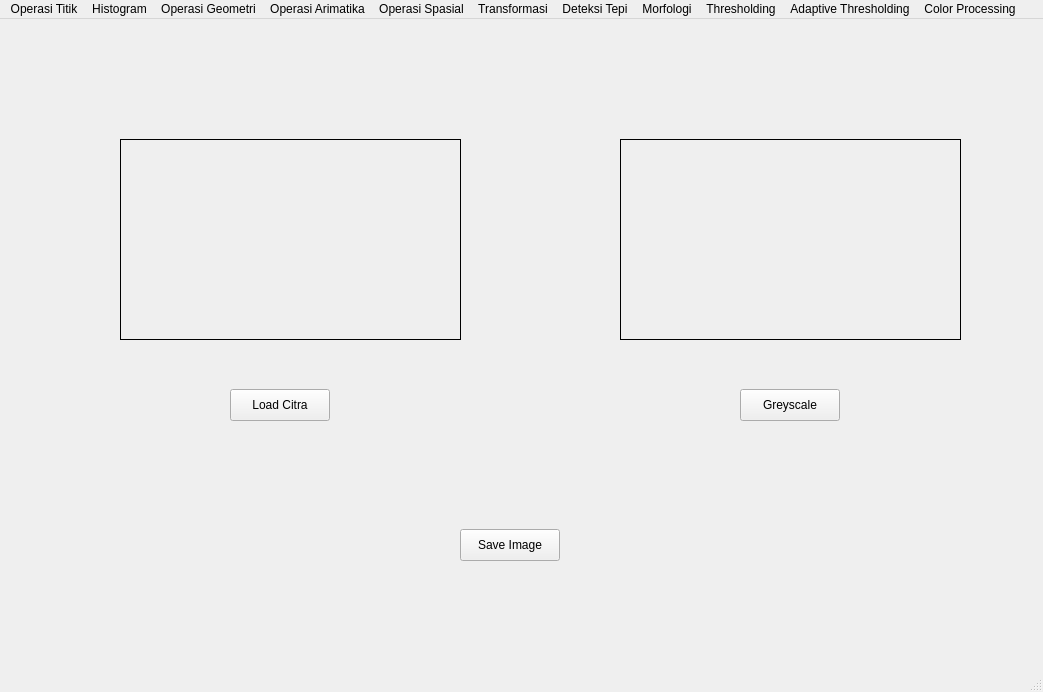
Above: test.ui from TaffanM/Praktikum-PCD before the change. Below: the same form after it.
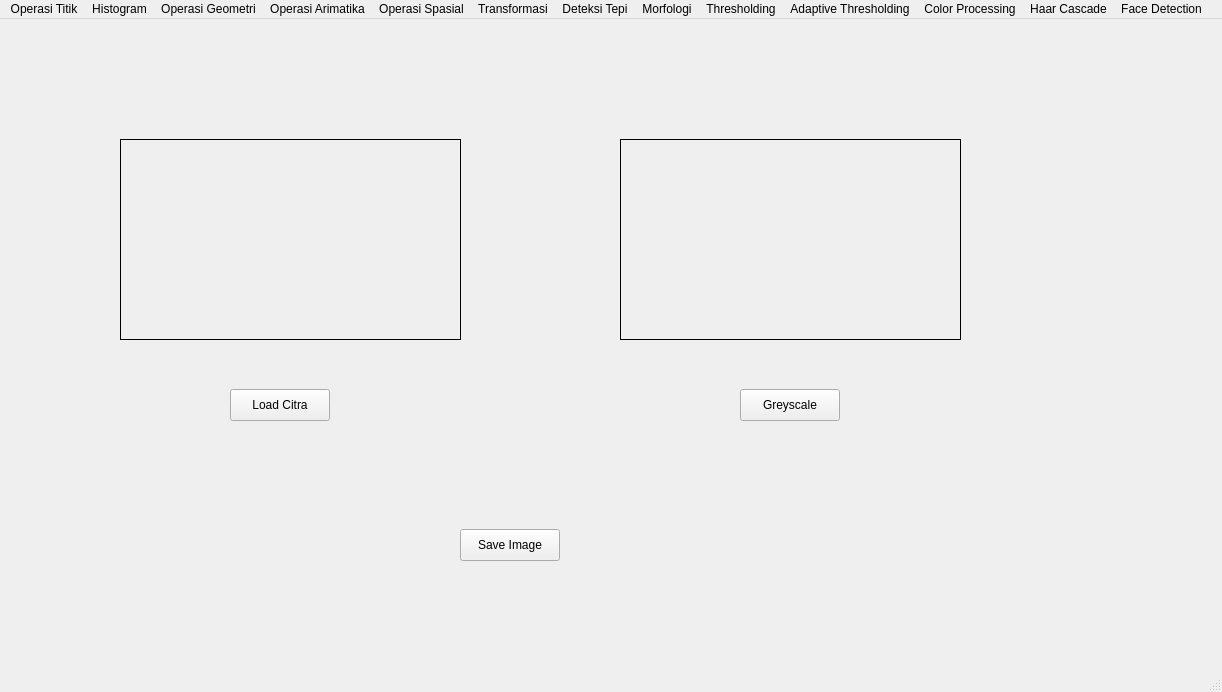
That is the form after the change.

```diff
--- a/test.ui
+++ b/test.ui
@@ -9,7 +9,7 @@
    <rect>
     <x>0</x>
     <y>0</y>
-    <width>1043</width>
+    <width>1222</width>
     <height>692</height>
    </rect>
   </property>
@@ -94,7 +94,7 @@
     <rect>
      <x>0</x>
      <y>0</y>
-     <width>1043</width>
+     <width>1222</width>
      <height>21</height>
     </rect>
    </property>
@@ -240,6 +240,26 @@
     <addaction name="actionColor_Tracking"/>
     <addaction name="actionColor_Picker"/>
    </widget>
+   <widget class="QMenu" name="menuHaar_Cascade">
+    <property name="title">
+     <string>Haar Cascade</string>
+    </property>
+    <addaction name="actionObject_Detection"/>
+    <addaction name="actionHistogram_of_Gradient"/>
+    <addaction name="actionHaar_Cascade_Face_Eye_Detection"/>
+    <addaction name="actionHaar_Cascade_Pedestrian_Detection"/>
+    <addaction name="actionCircle_Hough_Transform"/>
+    <addaction name="actionHistogram_of_Gradient_Pedestrian"/>
+   </widget>
+   <widget class="QMenu" name="menuFace_Detection">
+    <property name="title">
+     <string>Face Detection</string>
+    </property>
+    <addaction name="actionFacial_Landmark"/>
+    <addaction name="actionSwap_Face"/>
+    <addaction name="actionSwap_Face_Real_Time"/>
+    <addaction name="actionYawn_Detection"/>
+   </widget>
    <addaction name="menuOperasi_TItik"/>
    <addaction name="menuHistogram"/>
    <addaction name="menuOperasi_Geometri"/>
@@ -251,6 +271,8 @@
    <addaction name="menuThresholding"/>
    <addaction name="menuAdaptive_Thresholding"/>
    <addaction name="menuColor_Tracking"/>
+   <addaction name="menuHaar_Cascade"/>
+   <addaction name="menuFace_Detection"/>
   </widget>
   <widget class="QStatusBar" name="statusbar"/>
   <action name="actionOperasi_Pencerahan">
```
Left out of the diff: 50 changed lines with no effect on the pictures.
